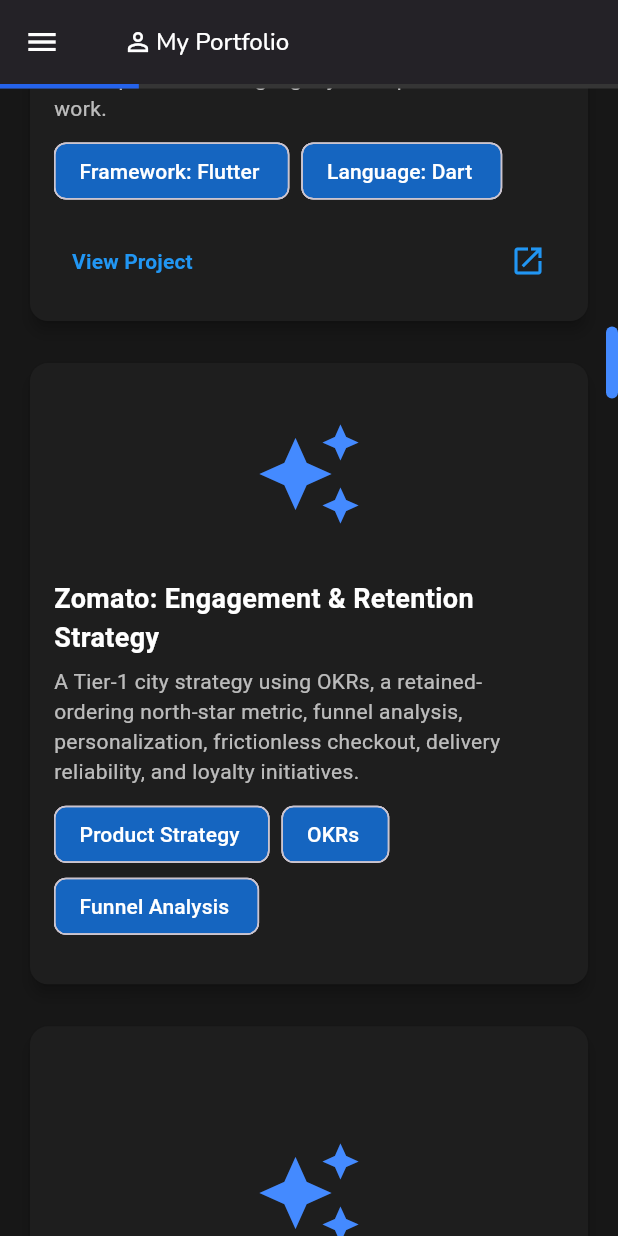
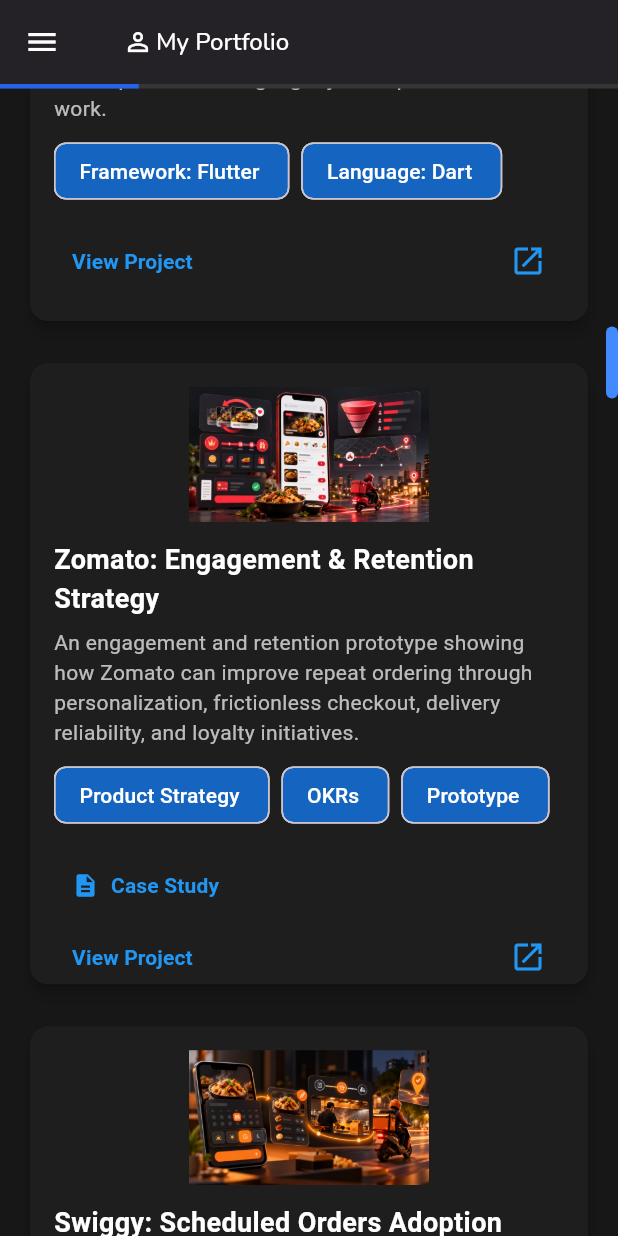
Before and after one commit to Sud2024/sudhashreeshejwal-website, a Flutter app: the screen it shows after launch, scrolled down 2880 dp, after a tap on "View Project", on a phone screen of 412 x 824 dp. Run offline on Flutter 3.47's test engine with Material 3 defaults, Android fonts, the phone set to English and light mode, and no system bars; our stand-ins replace animated_text_kit, confetti, font_awesome_flutter, google_fonts; missing offline and left inert: universal_html.

Commit message:
Add product project links and thumbnails

```diff
--- a/lib/pages/featuredprojects.dart
+++ b/lib/pages/featuredprojects.dart
@@ -6,9 +6,9 @@
   const FeaturedProjects({super.key, required this.featuredProjectsKey});
 
   void _launchURL(String url) async {
-    Uri uri = Uri.parse(url);
+    final uri = Uri.base.resolve(url);
     if (await canLaunchUrl(uri)) {
-      await launchUrl(uri, mode: LaunchMode.externalApplication);
+      await launchUrl(uri, webOnlyWindowName: "_blank");
     } else {
       debugPrint("Could not launch $url");
     }
@@ -96,20 +96,13 @@
             crossAxisAlignment: CrossAxisAlignment.start,
             children: [
               // Image Preview (Local Asset Image)
-              Expanded(
-                child: ClipRRect(
-                  borderRadius: BorderRadius.circular(8),
-                  child: project.imagePath == null
-                      ? const Center(
-                          child: Icon(Icons.auto_awesome,
-                              color: Colors.blueAccent, size: 72),
-                        )
-                      : Image.asset(project.imagePath!,
-                          fit: BoxFit.contain,
-                          width: double.infinity,
-                          height: double.infinity),
-                ),
-              ),
+              project.links.isNotEmpty
+                  ? SizedBox(
+                      height: 90,
+                      width: double.infinity,
+                      child: _buildProjectImage(),
+                    )
+                  : Expanded(child: _buildProjectImage()),
               const SizedBox(height: 12),
               // Selectable Project Title
               SelectableText(
@@ -142,7 +135,28 @@
               ),
               const SizedBox(height: 12),
 
-              // View Project Button and External Icon (only if hasAccess is true)
+              if (project.links.isNotEmpty)
+                Wrap(
+                  spacing: 12,
+                  runSpacing: 0,
+                  children: project.links
+                      .map(
+                        (link) => TextButton.icon(
+                          onPressed: () => _launchURL(link.url),
+                          icon: const Icon(Icons.description,
+                              color: Colors.blue, size: 18),
+                          label: Text(
+                            link.label,
+                            style: const TextStyle(
+                              color: Colors.blue,
+                              fontWeight: FontWeight.bold,
+                            ),
+                          ),
+                        ),
+                      )
+                      .toList(),
+                ),
+
               if (project.hasAccess)
                 Row(
                   children: [
@@ -170,11 +184,26 @@
     );
   }
 
+  Widget _buildProjectImage() {
+    return ClipRRect(
+      borderRadius: BorderRadius.circular(8),
+      child: project.imagePath == null
+          ? const Center(
+              child:
+                  Icon(Icons.auto_awesome, color: Colors.blueAccent, size: 72),
+            )
+          : Image.asset(project.imagePath!,
+              fit: BoxFit.contain,
+              width: double.infinity,
+              height: double.infinity),
+    );
+  }
+
   // Function to launch URL
   void _launchURL(String url) async {
-    Uri uri = Uri.parse(url);
+    final uri = Uri.base.resolve(url);
     if (await canLaunchUrl(uri)) {
-      await launchUrl(uri, mode: LaunchMode.externalApplication);
+      await launchUrl(uri, webOnlyWindowName: "_blank");
     } else {
       debugPrint("Could not launch $url");
     }
@@ -189,6 +218,7 @@
   final bool hasAccess;
   final String projectUrl;
   final String? imagePath;
+  final List<ProjectLink> links;
 
   const Project({
     required this.title,
@@ -197,7 +227,15 @@
     required this.hasAccess,
     required this.projectUrl,
     this.imagePath,
+    this.links = const [],
   });
+}
+
+class ProjectLink {
+  final String label;
+  final String url;
+
+  const ProjectLink({required this.label, required this.url});
 }
 
 // Product and product-management assignments.
@@ -213,24 +251,49 @@
   ),
   Project(
     title: "Zomato: Engagement & Retention Strategy",
-    description: "A Tier-1 city strategy using OKRs, a retained-ordering north-star metric, funnel analysis, personalization, frictionless checkout, delivery reliability, and loyalty initiatives.",
-    technologies: ["Product Strategy", "OKRs", "Funnel Analysis"],
-    hasAccess: false,
-    projectUrl: "",
+    description: "An engagement and retention prototype showing how Zomato can improve repeat ordering through personalization, frictionless checkout, delivery reliability, and loyalty initiatives.",
+    technologies: ["Product Strategy", "OKRs", "Prototype"],
+    hasAccess: true,
+    projectUrl: "https://zomato-food-delivery-prototype--builderspanchar.replit.app/",
+    imagePath: "assets/zomato-project.png",
+    links: [
+      ProjectLink(
+        label: "Case Study",
+        url: "https://space-mycohort-web.sgp1.digitaloceanspaces.com/2026/05/21/6I25JX3IO94BLOV6.pdf",
+      ),
+    ],
   ),
   Project(
     title: "Swiggy: Scheduled Orders Adoption",
-    description: "A first-principles and JTBD analysis of why users prefer instant ordering, with product improvements that combine certainty, flexibility, progress visibility, and on-time assurance.",
-    technologies: ["First Principles", "JTBD", "UX Research"],
-    hasAccess: false,
-    projectUrl: "",
+    description: "A first-principles and JTBD case study with a clickable prototype showing how Scheduled Orders can feel safer through edit-before-prep flexibility, progress checkpoints, and on-time assurance.",
+    technologies: ["Product Strategy", "JTBD", "Prototype"],
+    hasAccess: true,
+    projectUrl: "https://flexible-scheduled-orders--sud-2026.replit.app/",
+    imagePath: "assets/swiggy-project.png",
+    links: [
+      ProjectLink(
+        label: "Case Study",
+        url: "https://space-mycohort-web.sgp1.digitaloceanspaces.com/2026/02/28/WL417QHKF4BRUGRY.pdf",
+      ),
+      ProjectLink(
+        label: "Deck",
+        url: "https://space-mycohort-web.sgp1.digitaloceanspaces.com/2026/02/21/K0QSQTW9AXG5ZG48.pdf",
+      ),
+    ],
   ),
   Project(
     title: "Zepto: Increasing Average Order Value",
-    description: "A segmentation and root-cause analysis of basket growth, followed by bundle purchases, tier rewards, personalized recommendations, smart refills, and RICE prioritization.",
-    technologies: ["Segmentation", "RICE", "Growth Strategy"],
-    hasAccess: false,
-    projectUrl: "",
+    description: "A growth case study with a clickable basket-builder prototype showing how Zepto can increase AOV through smarter bundles, tier rewards, personalized recommendations, and RICE prioritization.",
+    technologies: ["Growth Strategy", "RICE", "Prototype"],
+    hasAccess: true,
+    projectUrl: "https://zepto-basket-builder-prototype--sudhashree1.replit.app/",
+    imagePath: "assets/zepto-project.png",
+    links: [
+      ProjectLink(
+        label: "Case Study",
+        url: "https://space-mycohort-web.sgp1.digitaloceanspaces.com/2026/03/07/LJIPJC7SKE69K8QE.pdf",
+      ),
+    ],
   ),
   Project(
     title: "WhatsApp: Local Service Discovery",
@@ -245,13 +308,27 @@
     technologies: ["User Flows", "Prototype", "Usability Feedback"],
     hasAccess: true,
     projectUrl: "https://meal-spark-pro.lovable.app/",
+    imagePath: "assets/meal-planner-project.png",
+    links: [
+      ProjectLink(
+        label: "Case Study",
+        url: "https://space-mycohort-web.sgp1.digitaloceanspaces.com/2026/03/14/98VBEDI359S4LR7O.pdf",
+      ),
+    ],
   ),
   Project(
     title: "VitaFit Engage+",
-    description: "An engagement and retention initiative combining streaks, XP, rewards, community challenges, and social motivation for working professionals and Gen Z users.",
-    technologies: ["Engagement", "Retention", "Execution Plan"],
-    hasAccess: false,
-    projectUrl: "",
+    description: "An engagement and retention prototype showing streaks, XP, rewards, and community challenges designed to improve habit formation for fitness users.",
+    technologies: ["Engagement", "Retention", "Prototype"],
+    hasAccess: true,
+    projectUrl: "https://lowfi-flow-lab.lovable.app/",
+    imagePath: "assets/vitafit-project.png",
+    links: [
+      ProjectLink(
+        label: "Case Study",
+        url: "https://space-mycohort-web.sgp1.digitaloceanspaces.com/2026/03/20/U4RW7BOYURRVIERN.pdf",
+      ),
+    ],
   ),
   Project(
     title: "ConnectEU: Product Requirements & System Design",
@@ -259,5 +336,12 @@
     technologies: ["PRD", "System Design", "GDPR"],
     hasAccess: false,
     projectUrl: "",
+    imagePath: "assets/connecteu-project.png",
+    links: [
+      ProjectLink(
+        label: "Case Study",
+        url: "https://space-mycohort-web.sgp1.digitaloceanspaces.com/2026/05/21/TZYCT323F4UTN7MS.pdf",
+      ),
+    ],
   ),
 ];
```
Also changed, not shown: assets/connecteu-project.png (added), assets/meal-planner-project.png (added), assets/swiggy-project.png (added), assets/vitafit-project.png (added), assets/zepto-project.png (added), assets/zomato-project.png (added).
